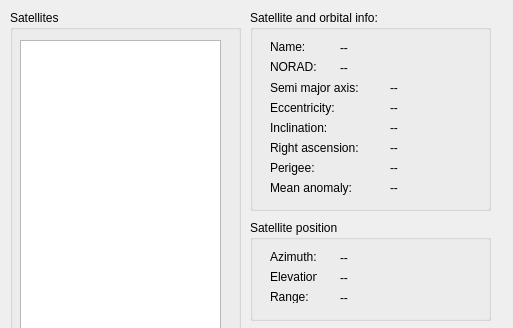
TomMladenov/simple-sat-browser, file source/gui.ui: the form before one commit; both pictures show x 0 to 513 and y 0 to 328 of the 513 by 470 pixel window.
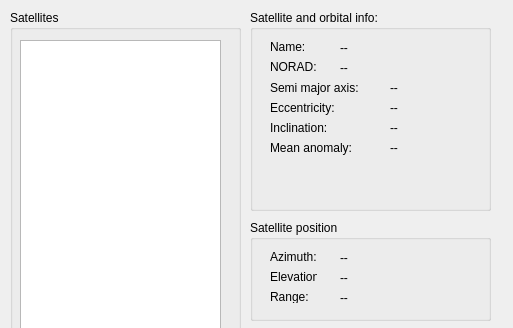
The form after the commit.

What changed in the file:
```diff
--- a/source/gui.ui
+++ b/source/gui.ui
@@ -393,69 +393,11 @@
      <string>Inclination:</string>
     </property>
    </widget>
-   <widget class="QLabel" name="ra_label">
-    <property name="geometry">
-     <rect>
-      <x>140</x>
-      <y>130</y>
-      <width>81</width>
-      <height>16</height>
-     </rect>
-    </property>
-    <property name="styleSheet">
-     <string notr="true"/>
-    </property>
-    <property name="text">
-     <string>--</string>
-    </property>
-   </widget>
-   <widget class="QLabel" name="label_12">
-    <property name="geometry">
-     <rect>
-      <x>20</x>
-      <y>130</y>
-      <width>91</width>
-      <height>16</height>
-     </rect>
-    </property>
-    <property name="text">
-     <string>Right ascension:</string>
-    </property>
-   </widget>
-   <widget class="QLabel" name="label_13">
-    <property name="geometry">
-     <rect>
-      <x>20</x>
-      <y>150</y>
-      <width>91</width>
-      <height>16</height>
-     </rect>
-    </property>
-    <property name="text">
-     <string>Perigee:</string>
-    </property>
-   </widget>
-   <widget class="QLabel" name="perigee_label">
-    <property name="geometry">
-     <rect>
-      <x>140</x>
-      <y>150</y>
-      <width>81</width>
-      <height>16</height>
-     </rect>
-    </property>
-    <property name="styleSheet">
-     <string notr="true"/>
-    </property>
-    <property name="text">
-     <string>--</string>
-    </property>
-   </widget>
    <widget class="QLabel" name="ma_label">
     <property name="geometry">
      <rect>
       <x>140</x>
-      <y>170</y>
+      <y>130</y>
       <width>81</width>
       <height>16</height>
      </rect>
@@ -471,7 +413,7 @@
     <property name="geometry">
      <rect>
       <x>20</x>
-      <y>170</y>
+      <y>130</y>
       <width>91</width>
       <height>16</height>
      </rect>
```
